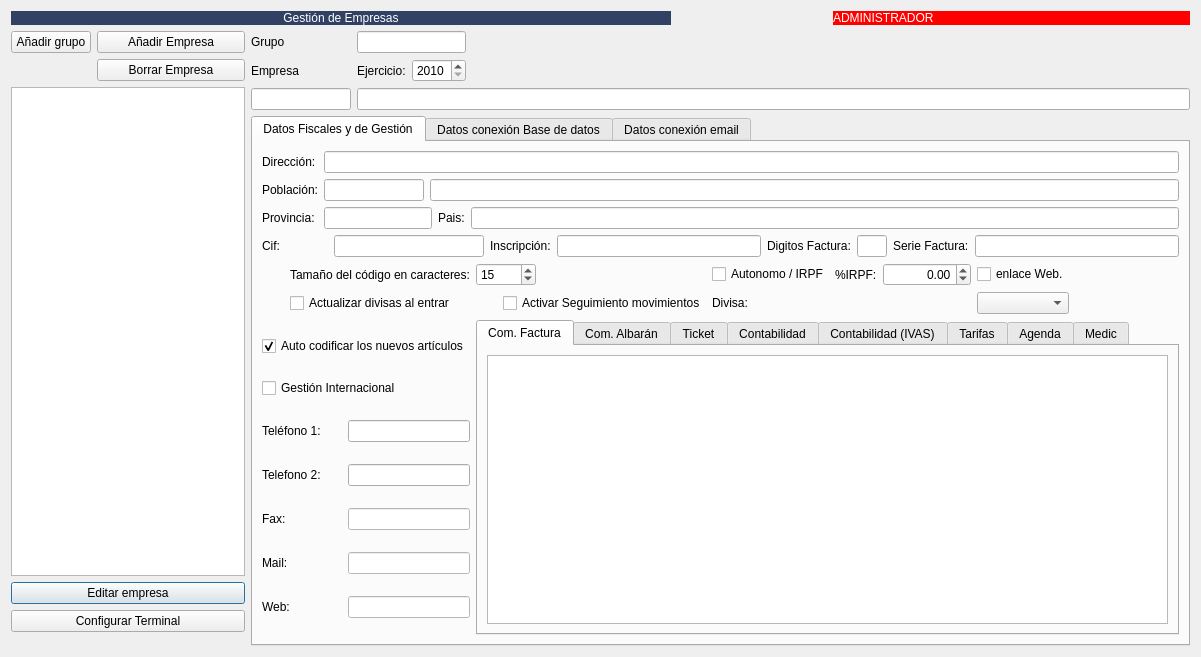
Old version of the form Zona_Administrador/frmempresas.ui in the repository arcnexus/RedFoX.
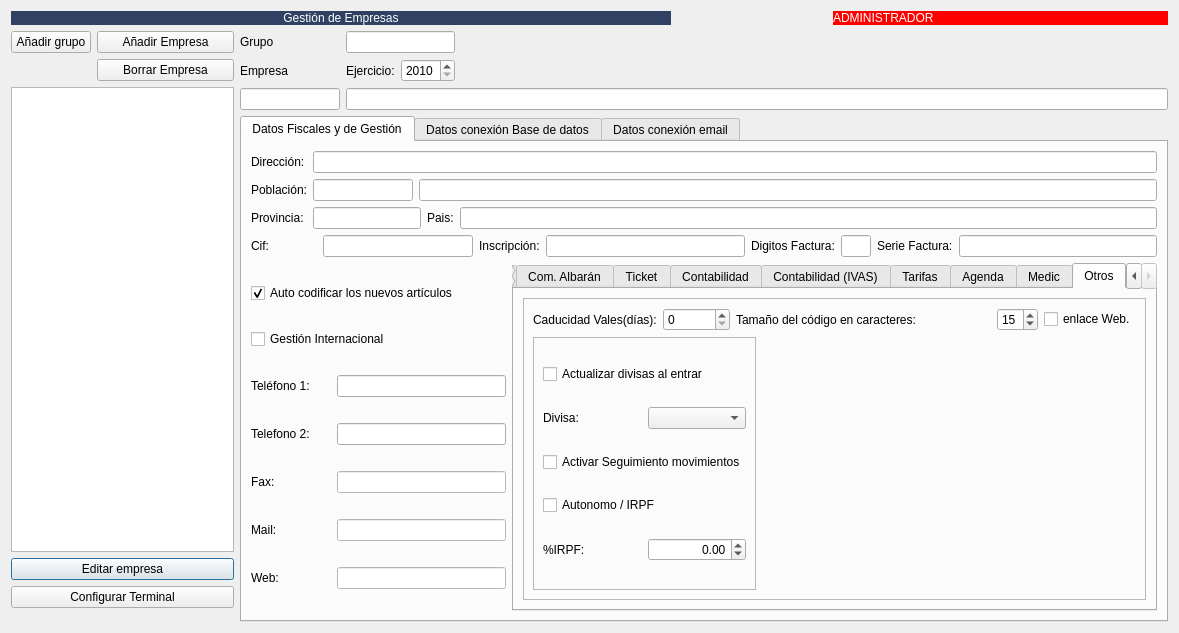
New version of the form. Icons and pictures are not drawn. Custom widgets are drawn as their Qt base class.

Commit message: devolución parcial creación vale.

Patch:
```diff
--- a/Zona_Administrador/frmempresas.ui
+++ b/Zona_Administrador/frmempresas.ui
@@ -6,16 +6,10 @@
    <rect>
     <x>0</x>
     <y>0</y>
-    <width>1201</width>
-    <height>657</height>
+    <width>1179</width>
+    <height>633</height>
    </rect>
   </property>
-  <property name="maximumSize">
-   <size>
-    <width>1201</width>
-    <height>657</height>
-   </size>
-  </property>
   <property name="windowTitle">
    <string>Gestión de empresas</string>
   </property>
@@ -273,41 +267,61 @@
            <string>Datos Fiscales y de Gestión</string>
           </attribute>
           <layout class="QGridLayout" name="gridLayout_12">
-           <item row="2" column="2" colspan="2">
-            <widget class="QSpinBox" name="txttamano_codigoart">
+           <item row="0" column="0" colspan="7">
+            <layout class="QGridLayout" name="gridLayout_8">
+             <item row="1" column="2" colspan="3">
+              <widget class="QLineEdit" name="txtpoblacion"/>
+             </item>
+             <item row="2" column="3">
+              <widget class="QLabel" name="label_16">
+               <property name="text">
+                <string>Pais:</string>
+               </property>
+              </widget>
+             </item>
+             <item row="0" column="1" colspan="4">
+              <widget class="QLineEdit" name="txtdireccion1"/>
+             </item>
+             <item row="1" column="1">
+              <widget class="QLineEdit" name="txtcp">
              <property name="maximumSize">
               <size>
-               <width>60</width>
+                 <width>100</width>
                <height>16777215</height>
               </size>
              </property>
-             <property name="value">
-              <number>15</number>
-             </property>
-            </widget>
-           </item>
-           <item row="3" column="3">
-            <widget class="QCheckBox" name="chkSeguimiento">
+              </widget>
+             </item>
+             <item row="0" column="0">
+              <widget class="QLabel" name="label_13">
              <property name="text">
-              <string>Activar Seguimiento movimientos</string>
+                <string>Dirección:</string>
              </property>
             </widget>
            </item>
-           <item row="3" column="1">
-            <widget class="QCheckBox" name="chk_upate_divisas">
+             <item row="2" column="4">
+              <widget class="QLineEdit" name="txtpais"/>
+             </item>
+             <item row="2" column="0">
+              <widget class="QLabel" name="label_15">
              <property name="text">
-              <string>Actualizar divisas al entrar</string>
+                <string>Provincia:</string>
              </property>
             </widget>
            </item>
-           <item row="3" column="4">
-            <widget class="QLabel" name="label_42">
+             <item row="1" column="0">
+              <widget class="QLabel" name="label_14">
              <property name="text">
-              <string>Divisa: </string>
+                <string>Población:</string>
              </property>
             </widget>
            </item>
-           <item row="5" column="2" colspan="10">
+             <item row="2" column="1" colspan="2">
+              <widget class="QLineEdit" name="txtprovincia"/>
+             </item>
+            </layout>
+           </item>
+           <item row="3" column="2" colspan="5">
             <widget class="QTabWidget" name="tabWidget_2">
              <property name="minimumSize">
               <size>
@@ -322,7 +336,7 @@
               </size>
              </property>
              <property name="currentIndex">
-              <number>0</number>
+              <number>8</number>
              </property>
              <widget class="QWidget" name="tab">
               <attribute name="title">
@@ -1157,63 +1171,165 @@
                </item>
               </layout>
              </widget>
-            </widget>
-           </item>
-           <item row="0" column="0" colspan="12">
-            <layout class="QGridLayout" name="gridLayout_8">
-             <item row="1" column="2" colspan="3">
-              <widget class="QLineEdit" name="txtpoblacion"/>
-             </item>
-             <item row="2" column="3">
-              <widget class="QLabel" name="label_16">
+             <widget class="QWidget" name="tab_10">
+              <attribute name="title">
+               <string>Otros</string>
+              </attribute>
+              <layout class="QGridLayout" name="gridLayout_21">
+               <item row="0" column="0">
+                <widget class="QFrame" name="frame">
+                 <property name="frameShape">
+                  <enum>QFrame::StyledPanel</enum>
+                 </property>
+                 <property name="frameShadow">
+                  <enum>QFrame::Raised</enum>
+                 </property>
+                 <layout class="QGridLayout" name="gridLayout_20">
+                  <item row="0" column="0">
+                   <widget class="QLabel" name="label_72">
+                    <property name="text">
+                     <string>Caducidad Vales(días):</string>
+                    </property>
+                   </widget>
+                  </item>
+                  <item row="0" column="1">
+                   <widget class="QSpinBox" name="txtCaducidadvales">
+                    <property name="maximum">
+                     <number>99999999</number>
+                    </property>
+                   </widget>
+                  </item>
+                  <item row="0" column="2" colspan="2">
+                   <widget class="QLabel" name="label_41">
+                    <property name="sizePolicy">
+                     <sizepolicy hsizetype="Preferred" vsizetype="Preferred">
+                      <horstretch>0</horstretch>
+                      <verstretch>0</verstretch>
+                     </sizepolicy>
+                    </property>
                <property name="text">
-                <string>Pais:</string>
+                     <string>Tamaño del código en caracteres:</string>
                </property>
               </widget>
              </item>
-             <item row="0" column="1" colspan="4">
-              <widget class="QLineEdit" name="txtdireccion1"/>
-             </item>
-             <item row="1" column="1">
-              <widget class="QLineEdit" name="txtcp">
+                  <item row="0" column="4">
+                   <widget class="QSpinBox" name="txttamano_codigoart">
                <property name="maximumSize">
                 <size>
-                 <width>100</width>
+                      <width>60</width>
                  <height>16777215</height>
                 </size>
                </property>
-              </widget>
-             </item>
-             <item row="0" column="0">
-              <widget class="QLabel" name="label_13">
+                    <property name="value">
+                     <number>15</number>
+                    </property>
+                   </widget>
+                  </item>
+                  <item row="0" column="5">
+                   <widget class="QCheckBox" name="chkEnlace_web">
                <property name="text">
-                <string>Dirección:</string>
+                     <string>enlace Web.</string>
                </property>
               </widget>
              </item>
-             <item row="2" column="4">
-              <widget class="QLineEdit" name="txtpais"/>
-             </item>
-             <item row="2" column="0">
-              <widget class="QLabel" name="label_15">
+                  <item row="1" column="0" colspan="3">
+                   <widget class="QFrame" name="frame_2">
+                    <property name="frameShape">
+                     <enum>QFrame::StyledPanel</enum>
+                    </property>
+                    <property name="frameShadow">
+                     <enum>QFrame::Raised</enum>
+                    </property>
+                    <layout class="QVBoxLayout" name="verticalLayout">
+                     <item>
+                      <widget class="QCheckBox" name="chk_upate_divisas">
+                       <property name="text">
+                        <string>Actualizar divisas al entrar</string>
+                       </property>
+                      </widget>
+                     </item>
+                     <item>
+                      <layout class="QHBoxLayout" name="horizontalLayout_4">
+                       <item>
+                        <widget class="QLabel" name="label_42">
                <property name="text">
-                <string>Provincia:</string>
+                          <string>Divisa: </string>
                </property>
               </widget>
              </item>
-             <item row="1" column="0">
-              <widget class="QLabel" name="label_14">
+                       <item>
+                        <widget class="QComboBox" name="cboDivisas"/>
+                       </item>
+                      </layout>
+                     </item>
+                     <item>
+                      <widget class="QCheckBox" name="chkSeguimiento">
                <property name="text">
-                <string>Población:</string>
+                        <string>Activar Seguimiento movimientos</string>
                </property>
               </widget>
              </item>
-             <item row="2" column="1" colspan="2">
-              <widget class="QLineEdit" name="txtprovincia"/>
-             </item>
-            </layout>
-           </item>
-           <item row="5" column="0" colspan="2">
+                     <item>
+                      <widget class="QCheckBox" name="chkIRPF">
+                       <property name="maximumSize">
+                        <size>
+                         <width>135</width>
+                         <height>16777215</height>
+                        </size>
+                       </property>
+                       <property name="text">
+                        <string>Autonomo / IRPF</string>
+                       </property>
+                      </widget>
+                     </item>
+                     <item>
+                      <layout class="QHBoxLayout" name="horizontalLayout_5">
+                       <item>
+                        <widget class="QLabel" name="label_71">
+                         <property name="text">
+                          <string>%IRPF:</string>
+                         </property>
+                        </widget>
+                       </item>
+                       <item>
+                        <widget class="QDoubleSpinBox" name="spinPorc_irpf">
+                         <property name="alignment">
+                          <set>Qt::AlignRight|Qt::AlignTrailing|Qt::AlignVCenter</set>
+                         </property>
+                         <property name="minimum">
+                          <double>-999999.000000000000000</double>
+                         </property>
+                         <property name="maximum">
+                          <double>9999999.000000000000000</double>
+                         </property>
+                        </widget>
+                       </item>
+                      </layout>
+                     </item>
+                    </layout>
+                   </widget>
+                  </item>
+                  <item row="1" column="3">
+                   <spacer name="horizontalSpacer">
+                    <property name="orientation">
+                     <enum>Qt::Horizontal</enum>
+                    </property>
+                    <property name="sizeHint" stdset="0">
+                     <size>
+                      <width>194</width>
+                      <height>20</height>
+                     </size>
+                    </property>
+                   </spacer>
+                  </item>
+                 </layout>
+                </widget>
+               </item>
+              </layout>
+             </widget>
+            </widget>
+           </item>
+           <item row="3" column="0" colspan="2">
             <layout class="QGridLayout" name="gridLayout_7">
              <item row="5" column="0">
               <widget class="QLabel" name="label_20">
@@ -1361,27 +1477,7 @@
              </item>
             </layout>
            </item>
-           <item row="2" column="1">
-            <widget class="QLabel" name="label_41">
-             <property name="sizePolicy">
-              <sizepolicy hsizetype="Preferred" vsizetype="Preferred">
-               <horstretch>0</horstretch>
-               <verstretch>0</verstretch>
-              </sizepolicy>
-             </property>
-             <property name="text">
-              <string>Tamaño del código en caracteres:</string>
-             </property>
-            </widget>
-           </item>
-           <item row="2" column="7">
-            <widget class="QCheckBox" name="chkEnlace_web">
-             <property name="text">
-              <string>enlace Web.</string>
-             </property>
-            </widget>
-           </item>
-           <item row="1" column="0" colspan="12">
+           <item row="1" column="0" colspan="7">
             <layout class="QHBoxLayout" name="horizontalLayout">
              <item>
               <widget class="QLabel" name="label_22">
@@ -1445,42 +1541,6 @@
              </item>
             </layout>
            </item>
-           <item row="3" column="7">
-            <widget class="QComboBox" name="cboDivisas"/>
-           </item>
-           <item row="2" column="5">
-            <widget class="QLabel" name="label_71">
-             <property name="text">
-              <string>%IRPF:</string>
-             </property>
-            </widget>
-           </item>
-           <item row="2" column="4">
-            <widget class="QCheckBox" name="chkIRPF">
-             <property name="maximumSize">
-              <size>
-               <width>135</width>
-               <height>16777215</height>
-              </size>
-             </property>
-             <property name="text">
-              <string>Autonomo / IRPF</string>
-             </property>
-            </widget>
-           </item>
-           <item row="2" column="6">
-            <widget class="QDoubleSpinBox" name="spinPorc_irpf">
-             <property name="alignment">
-              <set>Qt::AlignRight|Qt::AlignTrailing|Qt::AlignVCenter</set>
-             </property>
-             <property name="minimum">
-              <double>-999999.000000000000000</double>
-             </property>
-             <property name="maximum">
-              <double>9999999.000000000000000</double>
-             </property>
-            </widget>
-           </item>
           </layout>
          </widget>
          <widget class="QWidget" name="tabWidgetPage2">
```
Left out of the diff: 65 changed lines with no effect on the pictures. Lines whose indentation alone changed are shown as unchanged. The commit also changes 21 other files.
